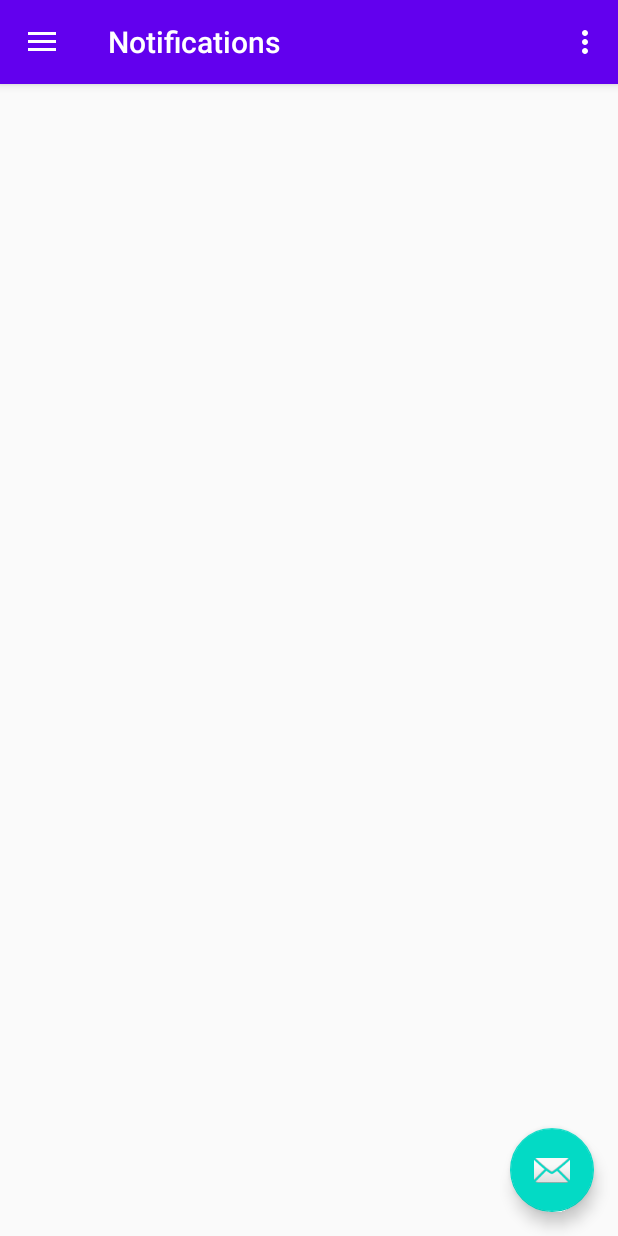
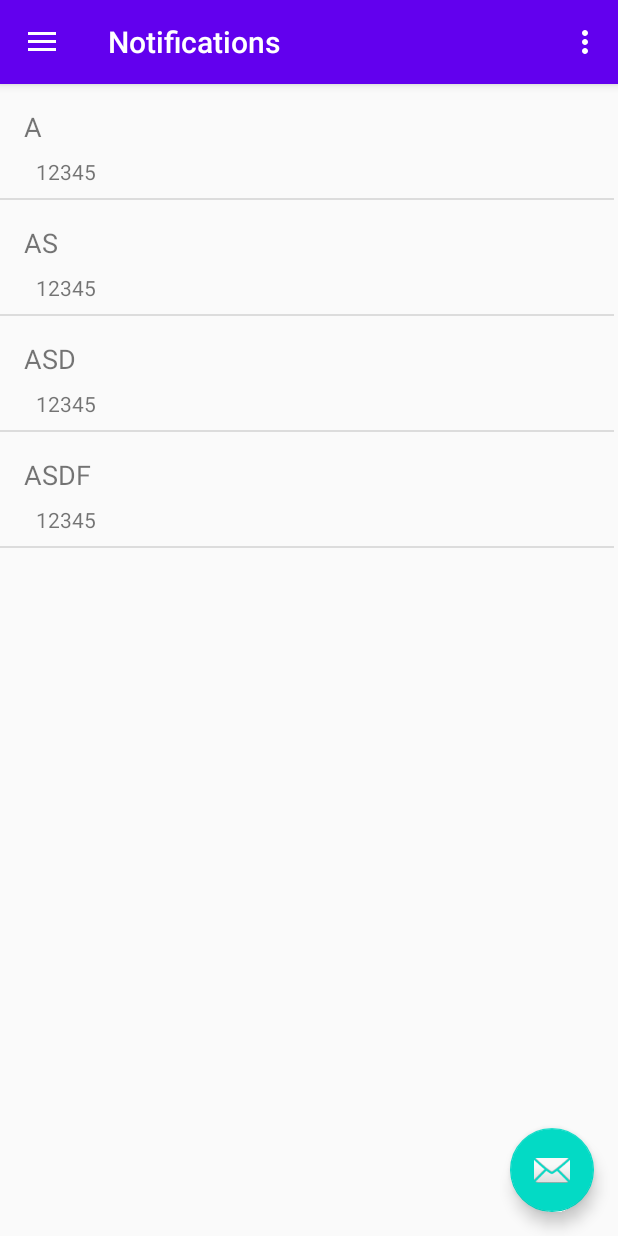
Before and after one commit to CodyTheCoderPrice/Celestial-photos-app, an Android app: the screen it shows after launch (MainActivity), on a phone screen of 412 x 824 dp. Run offline under Robolectric (Android 15) with nearby library versions, the phone set to English and light mode, and no system bars; our stand-ins replace navigation-ui.

Commit message:
Create recycler view

```diff
--- /dev/null
+++ b/app/src/main/java/com/example/final_project/ui/notifications/NotificationRecyclerAdapter.kt
@@ -0,0 +1,45 @@
+package com.example.final_project.ui.notifications
+
+import android.view.LayoutInflater
+import android.view.View
+import android.view.ViewGroup
+import android.widget.TextView
+import androidx.recyclerview.widget.RecyclerView
+import com.example.final_project.R
+import com.example.final_project.model.Notification
+
+class NotificationRecyclerAdapter(val notifications: List<Notification>) : RecyclerView.Adapter<NotificationRecyclerAdapter.NotificationHolder>() {
+    override fun onCreateViewHolder(
+        parent: ViewGroup,
+        viewType: Int
+    ): NotificationHolder {
+        val view = LayoutInflater.from(parent.context).inflate(R.layout.notification_list_view, parent, false)
+        return NotificationHolder(view)
+    }
+
+    override fun getItemCount(): Int {
+        return notifications.size
+    }
+
+    override fun onBindViewHolder(
+        holder: NotificationHolder,
+        position: Int
+    ) {
+        val notification = notifications[position]
+        holder.type.text = notification.messageType
+        holder.time.text = notification.messageIssueTime
+    }
+
+    class NotificationHolder(v: View) : RecyclerView.ViewHolder(v), View.OnClickListener {
+        val type = v.findViewById<TextView>(R.id.notificationTypeTV)
+        val time = v.findViewById<TextView>(R.id.notificationTimeTV)
+
+        init {
+            v.setOnClickListener(this)
+        }
+
+        override fun onClick(v: View?) {
+
+        }
+    }
+}
--- a/app/src/main/java/com/example/final_project/ui/notifications/NotificationsFragment.kt
+++ b/app/src/main/java/com/example/final_project/ui/notifications/NotificationsFragment.kt
@@ -4,11 +4,14 @@ import android.os.Bundle
 import android.view.LayoutInflater
 import android.view.View
 import android.view.ViewGroup
-import android.widget.TextView
 import androidx.fragment.app.Fragment
-import androidx.lifecycle.Observer
 import androidx.lifecycle.ViewModelProviders
+import androidx.recyclerview.widget.DividerItemDecoration
+import androidx.recyclerview.widget.LinearLayoutManager
+import androidx.recyclerview.widget.RecyclerView
 import com.example.final_project.R
+import com.example.final_project.model.Notification
+
 
 class NotificationsFragment : Fragment() {
 
@@ -22,10 +25,21 @@ class NotificationsFragment : Fragment() {
         homeViewModel =
                 ViewModelProviders.of(this).get(NotificationsViewModel::class.java)
         val root = inflater.inflate(R.layout.fragment_notifications, container, false)
-//        val textView: TextView = root.findViewById(R.id.text_home)
-//        homeViewModel.text.observe(viewLifecycleOwner, Observer {
-//            textView.text = it
-//        })
+
+        val list = listOf(
+            Notification("A", "1", "https://google.com", "12345", "Hello World"),
+            Notification("AS", "1", "https://google.com", "12345", "Hello World"),
+            Notification("ASD", "1", "https://google.com", "12345", "Hello World"),
+            Notification("ASDF", "1", "https://google.com", "12345", "Hello World")
+        )
+
+        val recyclerView = root.findViewById<RecyclerView>(R.id.notificationRV)
+        val layoutManager =  LinearLayoutManager(root.context)
+        val dividerItemDecoration = DividerItemDecoration(recyclerView.context, layoutManager.orientation)
+
+        recyclerView.layoutManager = layoutManager
+        recyclerView.adapter = NotificationRecyclerAdapter(list)
+        recyclerView.addItemDecoration(dividerItemDecoration)
         return root
     }
 }
--- a/app/src/main/res/layout/fragment_notifications.xml
+++ b/app/src/main/res/layout/fragment_notifications.xml
@@ -7,12 +7,14 @@
     android:scrollbars="vertical"
     tools:context=".ui.notifications.NotificationsFragment">
 
-    <androidx.recyclerview.widget.RecyclerView
-        android:id="@+id/notificationRV"
-        android:layout_width="409dp"
-        android:layout_height="729dp"
-        app:layout_constraintBottom_toBottomOf="parent"
-        app:layout_constraintEnd_toEndOf="parent"
-        app:layout_constraintStart_toStartOf="parent"
-        app:layout_constraintTop_toTopOf="parent" />
+    <LinearLayout
+        android:layout_width="match_parent"
+        android:layout_height="match_parent"
+        android:orientation="vertical">
+
+        <androidx.recyclerview.widget.RecyclerView
+            android:id="@+id/notificationRV"
+            android:layout_width="409dp"
+            android:layout_height="729dp" />
+    </LinearLayout>
 </androidx.constraintlayout.widget.ConstraintLayout>
--- /dev/null
+++ b/app/src/main/res/layout/notification_list_view.xml
@@ -0,0 +1,31 @@
+<?xml version="1.0" encoding="utf-8"?>
+<androidx.constraintlayout.widget.ConstraintLayout
+    xmlns:android="http://schemas.android.com/apk/res/android"
+    xmlns:app="http://schemas.android.com/apk/res-auto"
+    xmlns:tools="http://schemas.android.com/tools"
+    android:layout_width="match_parent"
+    android:layout_height="wrap_content"
+    android:padding="8dp">
+
+    <TextView
+        android:id="@+id/notificationTypeTV"
+        android:layout_width="0dp"
+        android:layout_height="wrap_content"
+        android:layout_marginStart="8dp"
+        android:layout_marginTop="8dp"
+        android:text="Notification Type"
+        android:textSize="18sp"
+        app:layout_constraintStart_toStartOf="parent"
+        app:layout_constraintTop_toTopOf="parent" />
+
+    <TextView
+        android:id="@+id/notificationTimeTV"
+        android:layout_width="0dp"
+        android:layout_height="wrap_content"
+        android:layout_marginStart="16dp"
+        android:layout_marginTop="8dp"
+        android:text="Issue Time"
+        app:layout_constraintStart_toStartOf="parent"
+        app:layout_constraintTop_toBottomOf="@id/notificationTypeTV" />
+
+</androidx.constraintlayout.widget.ConstraintLayout>
```
